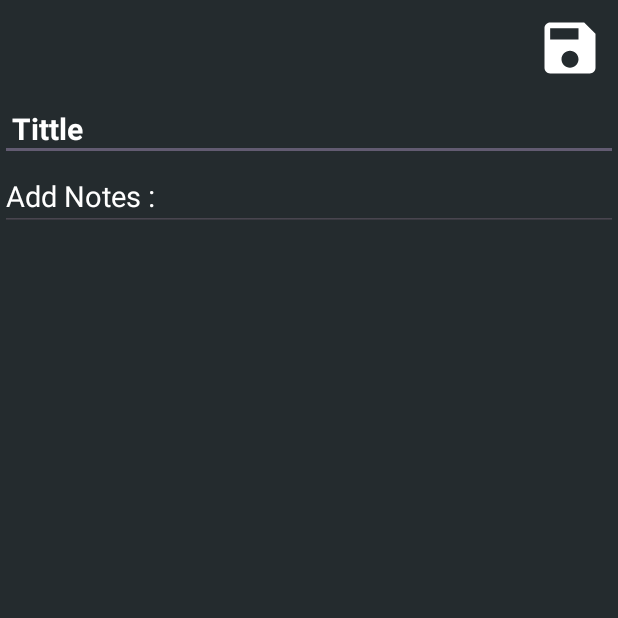
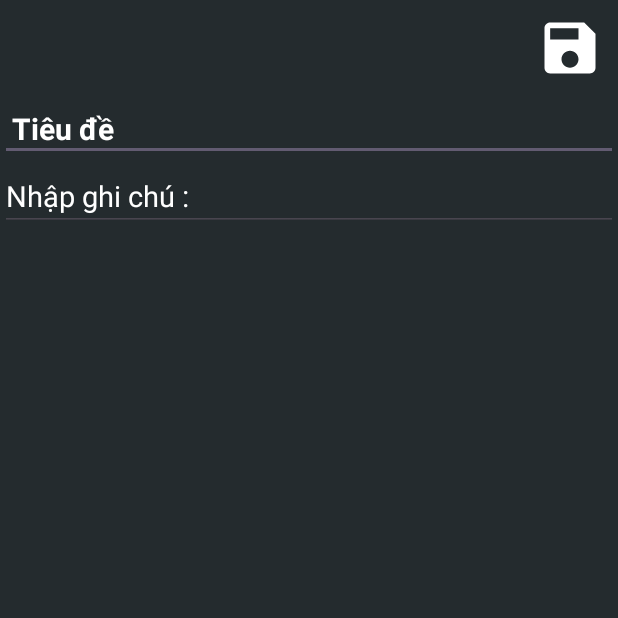
Before and after one commit to tranthihuongthuy/63135669-AndroidProgramming, an Android app: the ManHinhNotes screen opened directly, with no data from a screen before it, after a tap on an icon or button, on a phone screen of 412 x 824 dp, the top half of it. Run offline under Robolectric (Android 15) with nearby library versions, the phone set to English and light mode, and no system bars; our stand-ins replace Room's generated code.

Commit message:
AppNotes finished

```diff
--- a/ThiCK_AppNote/app/src/main/AndroidManifest.xml
+++ b/ThiCK_AppNote/app/src/main/AndroidManifest.xml
@@ -26,11 +26,10 @@
             android:exported="false" />
         <activity
             android:name=".MainActivity"
-            android:theme="@style/Base.Theme.ThiCK_AppNote.NoActionBar"
+            android:theme="@style/Base.Theme.ThiCK_AppNote"
             android:exported="true">
             <intent-filter>
                 <action android:name="android.intent.action.MAIN" />
-
                 <category android:name="android.intent.category.LAUNCHER" />
             </intent-filter>
         </activity>
--- a/ThiCK_AppNote/app/src/main/java/till/huongthuy/thick_appnote/DataBase/DAO.java
+++ b/ThiCK_AppNote/app/src/main/java/till/huongthuy/thick_appnote/DataBase/DAO.java
@@ -22,4 +22,7 @@ public interface DAO {
     @Delete
     void delete(Notes notes);
 
+    @Query("UPDATE notes SET pinned=:pin WHERE ID=:id")
+    void pin(int id,boolean pin);
+
 }
--- a/ThiCK_AppNote/app/src/main/java/till/huongthuy/thick_appnote/MainActivity.java
+++ b/ThiCK_AppNote/app/src/main/java/till/huongthuy/thick_appnote/MainActivity.java
@@ -6,6 +6,7 @@ import android.os.Bundle;
 import android.widget.Toast;
 
 import androidx.appcompat.app.AppCompatActivity;
+
 import com.google.android.material.textfield.TextInputLayout;
 
 public class MainActivity extends AppCompatActivity {
@@ -42,7 +43,8 @@ public class MainActivity extends AppCompatActivity {
 
         if (email.equals(registeredEmail) && password.equals(registeredPassword)) {
             Toast.makeText(MainActivity.this, "Đăng nhập thành công", Toast.LENGTH_SHORT).show();
-            // Chuyển đến màn hình chính hoặc màn hình sau khi đăng nhập thành công
+            Intent intent = new Intent(MainActivity.this, ManHinhNotes.class);
+            startActivity(intent);
         } else {
             Toast.makeText(MainActivity.this, "Email hoặc mật khẩu không hợp lệ", Toast.LENGTH_SHORT).show();
         }
--- a/ThiCK_AppNote/app/src/main/res/layout/activity_main.xml
+++ b/ThiCK_AppNote/app/src/main/res/layout/activity_main.xml
@@ -25,7 +25,7 @@
         <TextView
             android:layout_width="match_parent"
             android:layout_height="wrap_content"
-            android:text="Chào mừng bạn đến với ứng dụng ghi chú!"
+            android:text="Welcome to the notes app!"
             android:textSize="42dp"
             android:textColor="#2196F3"
             android:textStyle="bold">
--- a/ThiCK_AppNote/app/src/main/res/layout/activity_notes.xml
+++ b/ThiCK_AppNote/app/src/main/res/layout/activity_notes.xml
@@ -35,7 +35,7 @@
         android:layout_width="match_parent"
         android:layout_height="wrap_content"
         android:id="@+id/edit_text_tittle"
-        android:hint="Tittle"
+        android:hint="Tiêu đề"
         android:textColorHint="@color/white"
         android:padding="8dp"
         android:textStyle="bold"
@@ -46,7 +46,7 @@
         android:layout_width="match_parent"
         android:layout_height="wrap_content"
         android:id="@+id/edit_text_notes"
-        android:hint="Add Notes : "
+        android:hint="Nhập ghi chú : "
         android:textColorHint="@color/white"
         android:textColor="@color/white"
         android:textSize="19sp"
--- a/ThiCK_AppNote/app/src/main/res/layout/notes_list.xml
+++ b/ThiCK_AppNote/app/src/main/res/layout/notes_list.xml
@@ -19,7 +19,7 @@
                 android:layout_width="match_parent"
                 android:layout_height="wrap_content"
                 android:id="@+id/tittle_text"
-                android:text="Tittle"
+                android:text="Tiêu đề"
                 android:layout_alignParentStart="true"
                 android:textSize="19sp"
                 android:textColor="@color/black"
@@ -42,7 +42,7 @@
             android:layout_width="match_parent"
             android:layout_height="wrap_content"
             android:id="@+id/textview_notes"
-            android:text="Notes."
+            android:text="Ghi chú"
             android:textColor="@color/black"
             android:textSize="15sp"
             android:textStyle="normal"
@@ -53,7 +53,7 @@
             android:layout_width="match_parent"
             android:layout_height="wrap_content"
             android:id="@+id/textview_date"
-            android:text="Date."
+            android:text="Ngày"
             android:textColor="#242B2E"
             android:textSize="17sp"
             android:textStyle="normal"
--- /dev/null
+++ b/ThiCK_AppNote/app/src/main/res/menu/pop_up.xml
@@ -0,0 +1,9 @@
+<?xml version="1.0" encoding="utf-8"?>
+<menu xmlns:android="http://schemas.android.com/apk/res/android">
+    <item
+        android:id="@+id/pin"
+        android:title="Pin/UnPin"/>
+    <item
+        android:id="@+id/del"
+        android:title="Delete"/>
+</menu>
```
Also changed, not shown: ThiCK_AppNote/app/src/main/java/till/huongthuy/thick_appnote/ManHinhNotes.java (+63 -27 lines), ThiCK_AppNote/app/src/main/java/till/huongthuy/thick_appnote/DataBase/RoomDB.java (indentation only).
